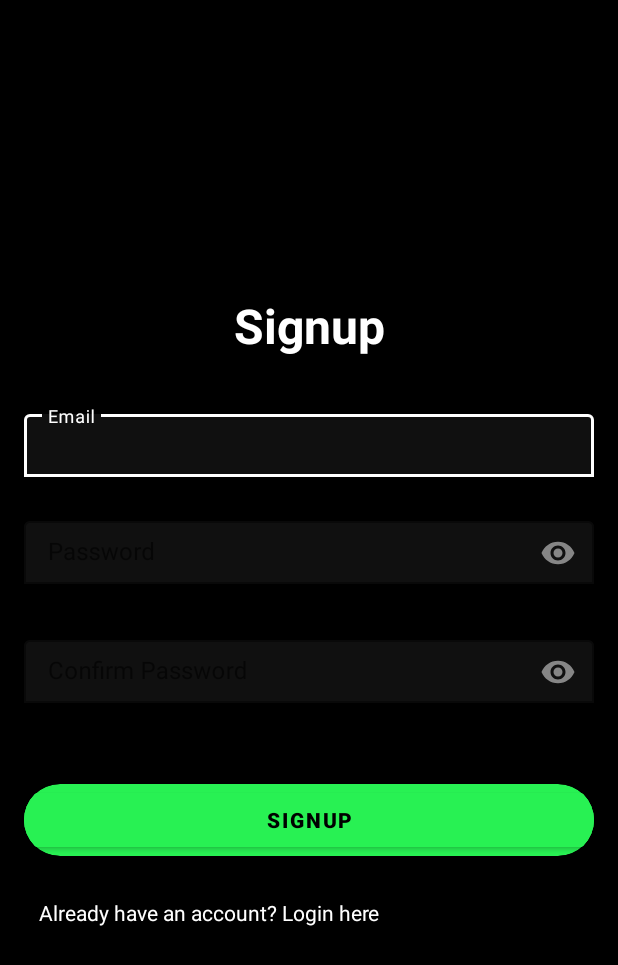
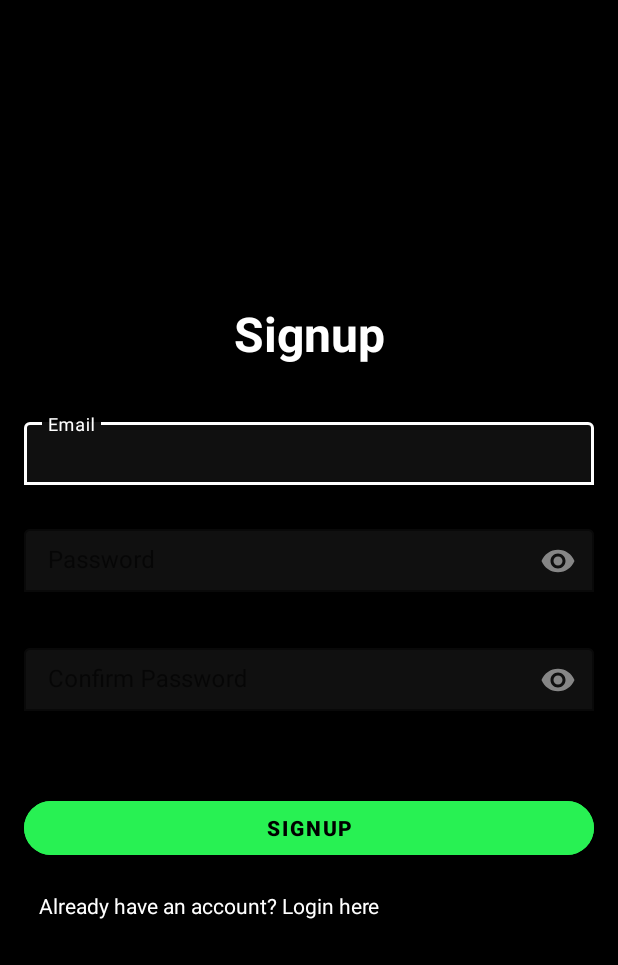
Before and after one commit to BlindMetropolis35/Pet_Care_App_20, an Android app built with Jetpack Compose: the RegisterActivity screen opened directly, with no data from a screen before it, on a phone screen of 412 x 824 dp. Shown: the top 965 px of the screen. Run offline under Robolectric (Android 15) with nearby library versions, the phone set to English and light mode, and no system bars; our stand-ins replace Firebase (no records; nobody signed in at launch, a user with empty details on screens opened directly).

Commit message:
Just updated now!!
Signed-off-by: BlindMetropolis35 <pawann12095@gmail.com>

```diff
--- a/app/src/main/res/layout/activity_register.xml
+++ b/app/src/main/res/layout/activity_register.xml
@@ -99,28 +99,17 @@
             android:layout_marginBottom="16dp" />
     </com.google.android.material.textfield.TextInputLayout>
 
-    <androidx.cardview.widget.CardView
-        android:id="@+id/CardbtnSignup"
-        android:layout_width="match_parent"
-        android:layout_height="wrap_content"
-        android:textColor="@color/black"
-        android:textStyle="bold"
-        android:text="SignUp"
-        android:layout_below="@id/passwordTextInputLayout2"
-        android:backgroundTint="@color/btnsignup"
-        app:cardCornerRadius="50dp"
-        android:layout_marginTop="38dp">
-
     <com.google.android.material.button.MaterialButton
         android:id="@+id/btnSignup"
         android:layout_width="match_parent"
-        android:layout_height="match_parent"
+        android:layout_height="wrap_content"
+        android:layout_marginTop="38dp"
+        android:layout_below="@id/passwordTextInputLayout2"
         android:backgroundTint="@color/btnsignup"
         android:text="SignUp"
         android:textColor="@color/black"
-        android:textStyle="bold"/>
-
-    </androidx.cardview.widget.CardView>
+        android:textStyle="bold"
+        app:cornerRadius="30dp"/>
 
     <TextView
         android:id="@+id/textViewLogin"
@@ -128,8 +117,8 @@
         android:layout_height="wrap_content"
         android:text="Already have an account? Login here"
         android:textColor="@color/white"
-        android:layout_below="@id/CardbtnSignup"
-        android:layout_marginTop="18dp"
+        android:layout_below="@id/btnSignup"
+        android:layout_marginTop="8dp"
         android:padding="10dp"/>
 
 </RelativeLayout>
--- a/app/src/main/res/layout/fragment_first_screen.xml
+++ b/app/src/main/res/layout/fragment_first_screen.xml
@@ -79,6 +79,7 @@
             android:textColor="@color/white"
             android:textSize="16sp"
             android:textStyle="bold"
+            app:cornerRadius="30dp"
             app:layout_constraintBottom_toBottomOf="parent"
             app:layout_constraintEnd_toEndOf="parent" />
 
--- a/app/src/main/res/layout/fragment_second_screen.xml
+++ b/app/src/main/res/layout/fragment_second_screen.xml
@@ -78,6 +78,7 @@
         android:textColor="@color/white"
         android:textSize="16sp"
         android:textStyle="bold"
+        app:cornerRadius="30dp"
         app:layout_constraintBottom_toBottomOf="parent"
         app:layout_constraintEnd_toEndOf="parent" />
 
--- a/gradle/libs.versions.toml
+++ b/gradle/libs.versions.toml
@@ -1,5 +1,5 @@
 [versions]
-agp = "8.4.0-alpha13"
+agp = "8.5.0-alpha02"
 kotlin = "1.9.0"
 coreKtx = "1.12.0"
 junit = "4.13.2"
```
Also changed, not shown: app/src/main/res/layout/activity_forgot_password.xml (+8 -17 lines), app/src/main/res/layout/activity_login.xml (+11 -28 lines), app/src/main/res/layout/fragment_third_screen.xml (+9 -26 lines).
